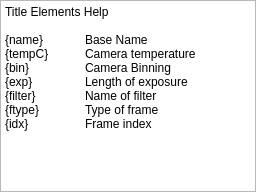
This is resources/pyastroimageview/uic/sequence_title_help.ui in PythonAstroimagingSuite/pyastroimageview as Qt 5 draws it before an edit. The edited form follows.
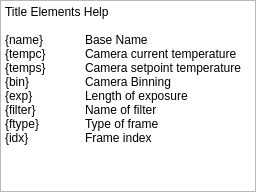
This is the edited form.

Commit message: Added camera temperature control and fixed some problems with a camera without cooler or progress (ASI120MM-S)

Patch:
```diff
--- a/resources/pyastroimageview/uic/sequence_title_help.ui
+++ b/resources/pyastroimageview/uic/sequence_title_help.ui
@@ -45,7 +45,8 @@
        <string>Title Elements Help
 
 {name}  	Base Name
-{tempC}	Camera temperature
+{tempc}	Camera current temperature
+{temps}	Camera setpoint temperature
 {bin}             	Camera Binning
 {exp}	Length of exposure
 {filter}	Name of filter
```
The commit also changes 13 other files.
